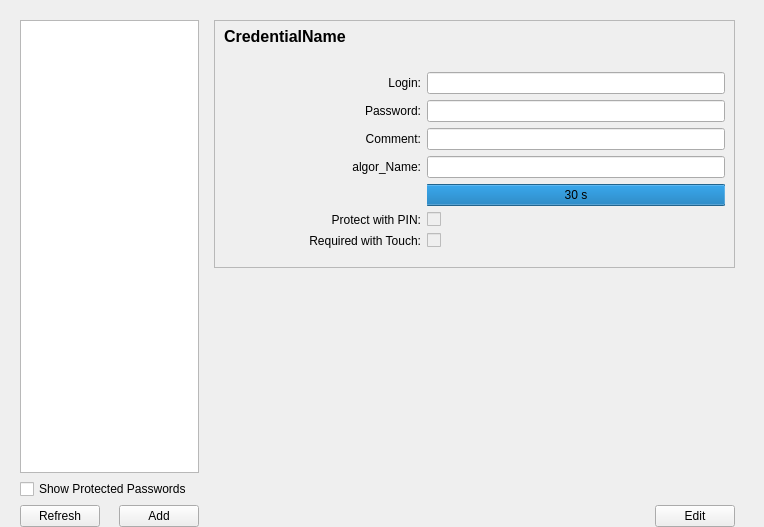
This is nitrokeyapp/ui/secrets_tab.ui in Nitrokey/nitrokey-app2 as Qt 5 draws it before an edit. The edited form follows.
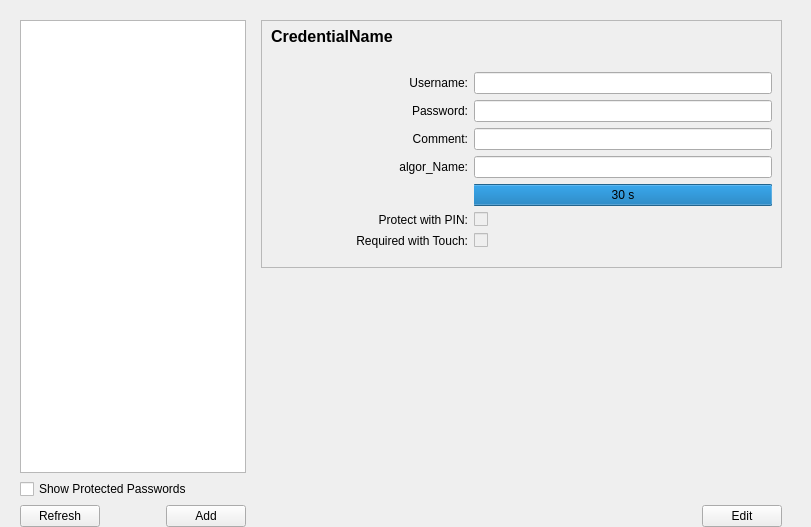
This is the edited form. Icons and pictures are not drawn.

The edit to the form file:
```diff
--- a/nitrokeyapp/ui/secrets_tab.ui
+++ b/nitrokeyapp/ui/secrets_tab.ui
@@ -6,7 +6,7 @@
    <rect>
     <x>0</x>
     <y>0</y>
-    <width>764</width>
+    <width>811</width>
     <height>527</height>
    </rect>
   </property>
@@ -184,7 +184,6 @@
                 <property name="font">
                  <font>
                   <pointsize>12</pointsize>
-                  <weight>75</weight>
                   <bold>true</bold>
                  </font>
                 </property>
@@ -248,7 +247,7 @@
               <item row="2" column="1">
                <widget class="QLabel" name="login_label">
                 <property name="text">
-                 <string>Login:</string>
+                 <string>Username:</string>
                 </property>
                 <property name="alignment">
                  <set>Qt::AlignRight|Qt::AlignTrailing|Qt::AlignVCenter</set>
```
Left out of the diff: 120 changed lines with no effect on the pictures.
